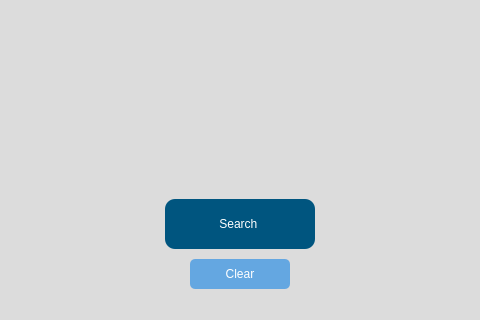
Before: the Qt Designer form src/user_interface/english_start.ui in eppenney/eBook-Perpetual-Access-Rights-Tracker, drawn with Qt 5; both pictures show x 340 to 820 and y 476 to 796 of the 1176 by 796 pixel window.
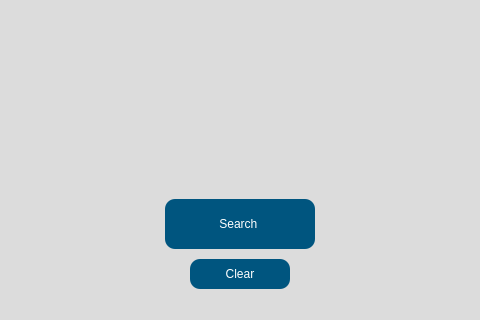
After: the same form once the commit is applied. Icons and pictures are not drawn.

Commit message: Fixed issue with search (that I think I caused lol) and (re)added clear button functionality. Think something got lost in a push.

```diff
--- a/src/user_interface/english_start.ui
+++ b/src/user_interface/english_start.ui
@@ -126,10 +126,22 @@
      </rect>
     </property>
     <property name="styleSheet">
-     <string notr="true">font: 75 16pt &quot;Arial&quot;;
-background-color: rgb(100, 167, 225);
-border-radius: 5px;
-color:rgb(255, 255, 255);</string>
+     <string notr="true">
+            QPushButton {
+                font: 75 16pt "Arial";
+                background-color: rgb(0, 85, 127);
+                border-radius: 10px;
+                color: rgb(255, 255, 255);
+            }
+
+            QPushButton:hover {
+                background-color: rgb(0, 75, 117); /* Slightly darker color when hovered */
+            }
+
+            QPushButton:pressed {
+                background-color: rgb(0, 65, 107); /* Even darker color when clicked */
+            }
+        </string>
     </property>
     <property name="text">
      <string>Clear</string>
```
Left out of the diff: 20 changed lines with no effect on the pictures. The commit also changes 3 other files.
